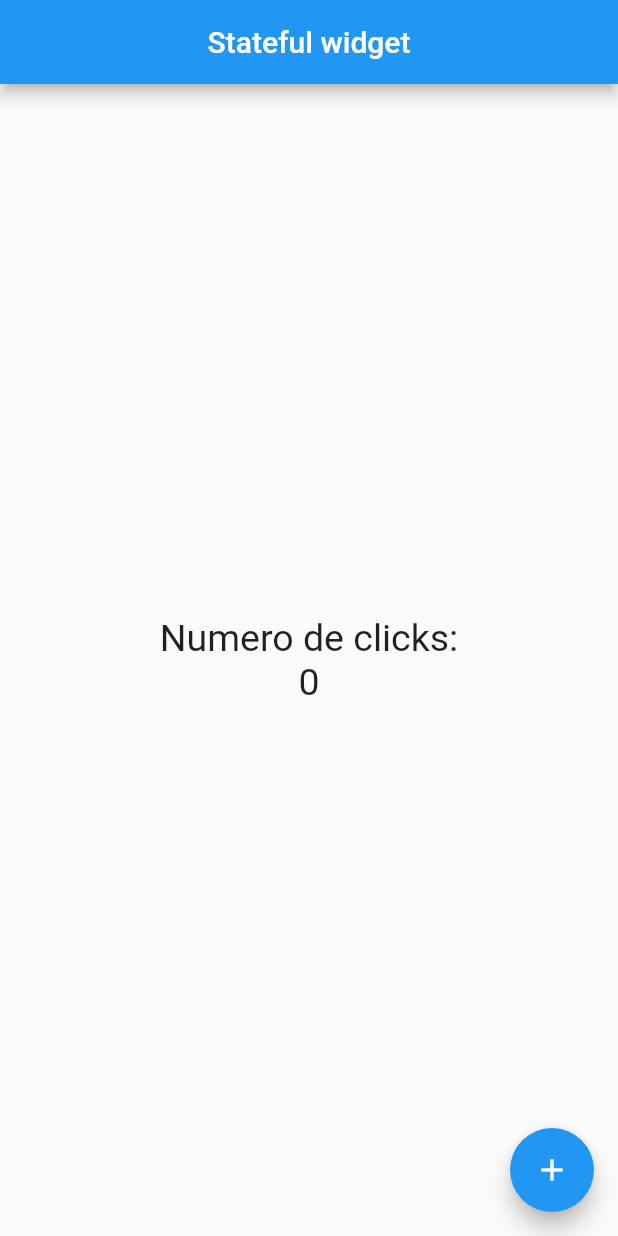
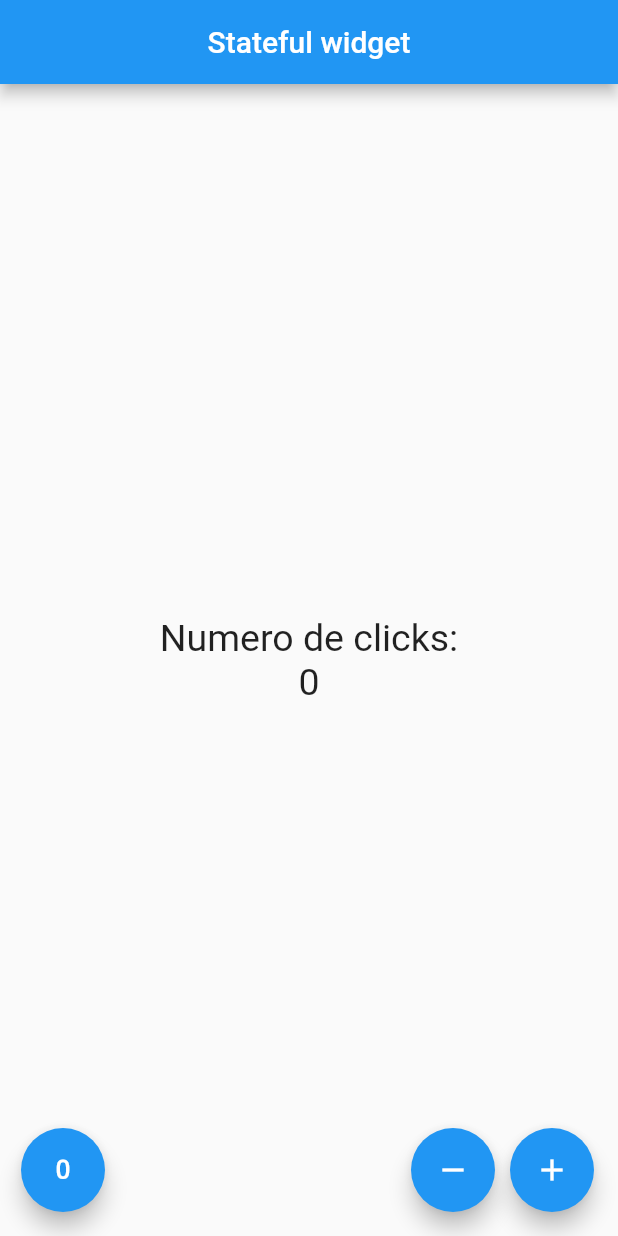
Before and after one commit to CarlosJacob/AppFlutterContador, a Flutter app: the screen it shows after launch, on a phone screen of 412 x 824 dp. Run offline on Flutter 3.47's test engine with Material 2 defaults, Android fonts, the phone set to English and light mode, and no system bars.

Commit message:
agregar botones mas menos y cero

```diff
--- a/lib/src/pages/contador_page.dart
+++ b/lib/src/pages/contador_page.dart
@@ -29,14 +29,35 @@ class _ContadorPageState extends State<ContadorPage> {
           ],
         ),
       ),
-      floatingActionButton: FloatingActionButton(
-        child: Icon(Icons.add),
-        onPressed: () {
-          setState(() {
-            _conteo++;
-          });
-        },
-      ),
+      floatingActionButton: _crearBontones()
     );
   }
+
+  Widget _crearBontones() {
+    return Row(
+      mainAxisAlignment: MainAxisAlignment.end,
+      children: <Widget>[
+        SizedBox(width:30),
+        FloatingActionButton(child: Icon(Icons.exposure_zero), onPressed: _resetContador),
+        Expanded(child: SizedBox(),),
+        FloatingActionButton(child: Icon(Icons.remove), onPressed: _restart),
+        SizedBox(width: 10.0 ),
+        FloatingActionButton(child: Icon(Icons.add), onPressed: _agregar),
+
+      ],
+    );
+  } // _crearBotones
+
+  void _agregar(){
+    setState(() => _conteo++);
+  }
+
+  void _resetContador(){
+    setState(() => _conteo=0);
+  }
+
+    void _restart(){
+    setState(() => _conteo--);
+  }
+
 }
```
